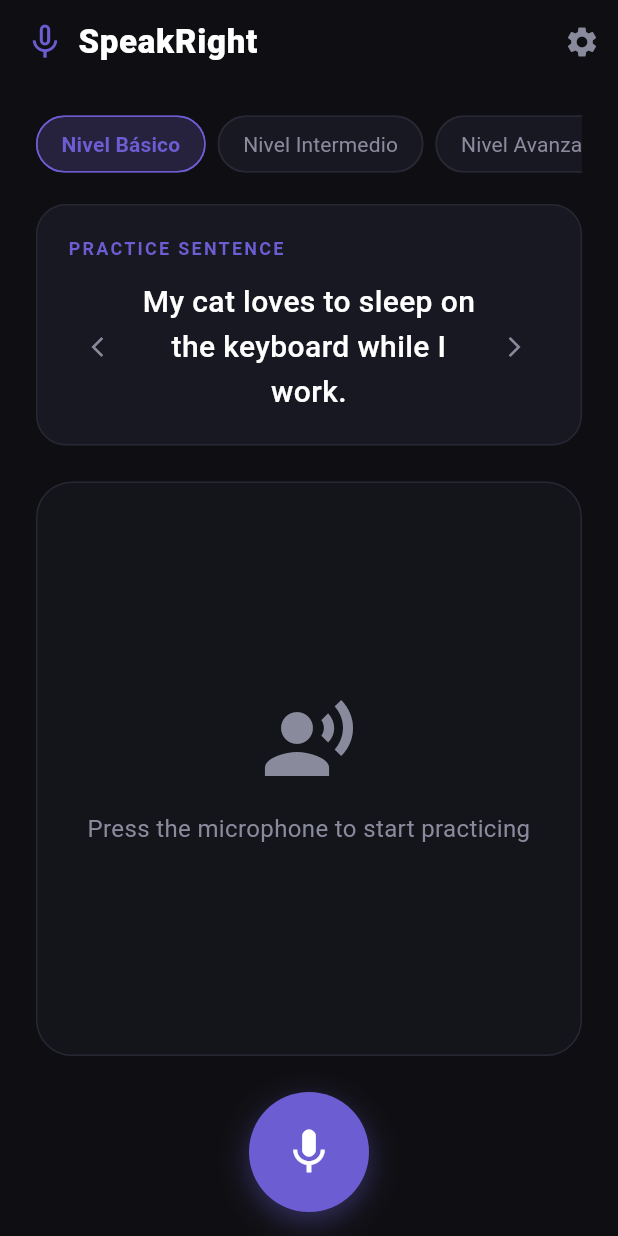
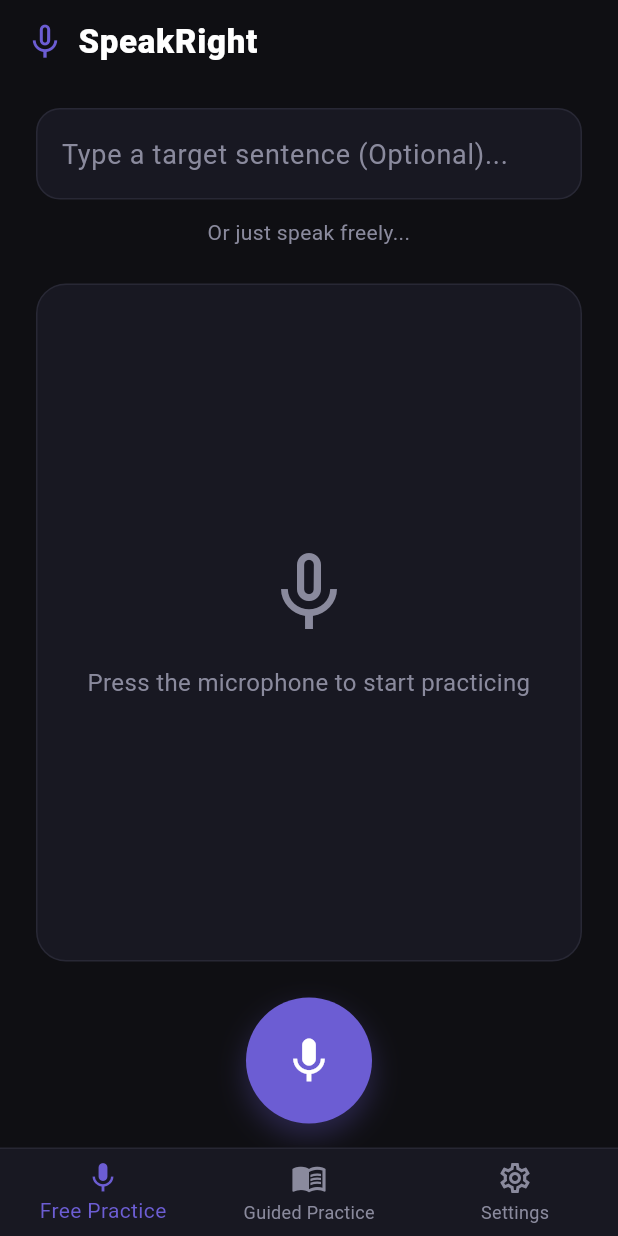
Before and after one commit to YaderPR/SpeakRight, a Flutter app: the screen it shows after launch, on a phone screen of 412 x 824 dp. Run offline on Flutter 3.47's test engine with Material 3 defaults, Android fonts, the phone set to English and light mode, and no system bars; our stand-ins replace dio, flutter_local_notifications, flutter_riverpod, get_it, shared_preferences, sqflite and 1 more; missing offline and left inert: record, sherpa_onnx; accounts and stored records are empty.

Commit message:
feat: implement free practice mode and connect STT engine

```diff
--- a/lib/l10n/app_en.arb
+++ b/lib/l10n/app_en.arb
@@ -58,5 +58,10 @@
     }
   },
   "errorMessage": "Error",
-  "evaluate": "Evaluate"
+  "evaluate": "Evaluate",
+  "freePractice": "Free Practice",
+  "guidedPractice": "Guided Practice",
+  "typePromptOptional": "Type a target sentence (Optional)...",
+  "noPromptHint": "Or just speak freely...",
+  "transcription": "Transcription"
 }
--- a/lib/l10n/app_es.arb
+++ b/lib/l10n/app_es.arb
@@ -58,5 +58,10 @@
     }
   },
   "errorMessage": "Error",
-  "evaluate": "Evaluar"
+  "evaluate": "Evaluar",
+  "freePractice": "Práctica Libre",
+  "guidedPractice": "Práctica Guiada",
+  "typePromptOptional": "Escribe una oración objetivo (Opcional)...",
+  "noPromptHint": "O simplemente habla libremente...",
+  "transcription": "Transcripción"
 }
--- a/lib/l10n/app_localizations.dart
+++ b/lib/l10n/app_localizations.dart
@@ -421,6 +421,36 @@
   /// In en, this message translates to:
   /// **'Evaluate'**
   String get evaluate;
+
+  /// No description provided for @freePractice.
+  ///
+  /// In en, this message translates to:
+  /// **'Free Practice'**
+  String get freePractice;
+
+  /// No description provided for @guidedPractice.
+  ///
+  /// In en, this message translates to:
+  /// **'Guided Practice'**
+  String get guidedPractice;
+
+  /// No description provided for @typePromptOptional.
+  ///
+  /// In en, this message translates to:
+  /// **'Type a target sentence (Optional)...'**
+  String get typePromptOptional;
+
+  /// No description provided for @noPromptHint.
+  ///
+  /// In en, this message translates to:
+  /// **'Or just speak freely...'**
+  String get noPromptHint;
+
+  /// No description provided for @transcription.
+  ///
+  /// In en, this message translates to:
+  /// **'Transcription'**
+  String get transcription;
 }
 
 class _AppLocalizationsDelegate
--- a/lib/l10n/app_localizations_en.dart
+++ b/lib/l10n/app_localizations_en.dart
@@ -175,4 +175,19 @@
 
   @override
   String get evaluate => 'Evaluate';
+
+  @override
+  String get freePractice => 'Free Practice';
+
+  @override
+  String get guidedPractice => 'Guided Practice';
+
+  @override
+  String get typePromptOptional => 'Type a target sentence (Optional)...';
+
+  @override
+  String get noPromptHint => 'Or just speak freely...';
+
+  @override
+  String get transcription => 'Transcription';
 }
--- a/lib/l10n/app_localizations_es.dart
+++ b/lib/l10n/app_localizations_es.dart
@@ -176,4 +176,19 @@
 
   @override
   String get evaluate => 'Evaluar';
+
+  @override
+  String get freePractice => 'Práctica Libre';
+
+  @override
+  String get guidedPractice => 'Práctica Guiada';
+
+  @override
+  String get typePromptOptional => 'Escribe una oración objetivo (Opcional)...';
+
+  @override
+  String get noPromptHint => 'O simplemente habla libremente...';
+
+  @override
+  String get transcription => 'Transcripción';
 }
--- a/lib/main.dart
+++ b/lib/main.dart
@@ -3,7 +3,7 @@
 import 'package:flutter_localizations/flutter_localizations.dart';
 import 'package:speak_right/l10n/app_localizations.dart';
 import 'package:speak_right/core/di/injection_container.dart' as di;
-import 'package:speak_right/presentation/practice/views/practice_screen.dart';
+import 'package:speak_right/presentation/main/views/main_screen.dart';
 import 'package:speak_right/presentation/settings/viewmodels/preferences_viewmodel.dart';
 
 void main() async {
@@ -41,7 +41,7 @@
         GlobalCupertinoLocalizations.delegate,
       ],
       supportedLocales: AppLocalizations.supportedLocales,
-      home: const PracticeScreen(),
+      home: const MainScreen(),
     );
   }
 }
--- /dev/null
+++ b/lib/presentation/main/views/main_screen.dart
@@ -0,0 +1,71 @@
+import 'package:flutter/material.dart';
+import 'package:flutter_riverpod/flutter_riverpod.dart';
+import 'package:speak_right/l10n/app_localizations.dart';
+import 'package:speak_right/presentation/practice/views/practice_screen.dart';
+import 'package:speak_right/presentation/practice/views/free_practice_screen.dart';
+import 'package:speak_right/presentation/settings/views/settings_screen.dart';
+
+final currentMainTabProvider = StateProvider<int>((ref) => 0);
+
+class MainScreen extends ConsumerWidget {
+  const MainScreen({super.key});
+
+  @override
+  Widget build(BuildContext context, WidgetRef ref) {
+    final l10n = AppLocalizations.of(context)!;
+    final currentIndex = ref.watch(currentMainTabProvider);
+
+    const bgDark = Color(0xFF0F0F13);
+    const surfaceDark = Color(0xFF181822);
+    const primaryAccent = Color(0xFF6C5DD3);
+    const textMuted = Color(0xFF8A8A9D);
+    const borderColor = Color(0xFF282835);
+
+    final screens = [
+      const FreePracticeScreen(),
+      const PracticeScreen(),
+      const SettingsScreen(),
+    ];
+
+    return Scaffold(
+      backgroundColor: bgDark,
+      body: IndexedStack(
+        index: currentIndex,
+        children: screens,
+      ),
+      bottomNavigationBar: Container(
+        decoration: const BoxDecoration(
+          border: Border(
+            top: BorderSide(color: borderColor, width: 1),
+          ),
+        ),
+        child: BottomNavigationBar(
+          backgroundColor: surfaceDark,
+          selectedItemColor: primaryAccent,
+          unselectedItemColor: textMuted,
+          currentIndex: currentIndex,
+          onTap: (index) {
+            ref.read(currentMainTabProvider.notifier).state = index;
+          },
+          items: [
+            BottomNavigationBarItem(
+              icon: const Icon(Icons.mic_none),
+              activeIcon: const Icon(Icons.mic),
+              label: l10n.freePractice,
+            ),
+            BottomNavigationBarItem(
+              icon: const Icon(Icons.menu_book_outlined),
+              activeIcon: const Icon(Icons.menu_book),
+              label: l10n.guidedPractice,
+            ),
+            BottomNavigationBarItem(
+              icon: const Icon(Icons.settings_outlined),
+              activeIcon: const Icon(Icons.settings),
+              label: l10n.settings,
+            ),
+          ],
+        ),
+      ),
+    );
+  }
+}
--- a/lib/presentation/practice/viewmodels/practice_providers.dart
+++ b/lib/presentation/practice/viewmodels/practice_providers.dart
@@ -1,6 +1,7 @@
 import 'package:flutter_riverpod/flutter_riverpod.dart';
 import 'package:speak_right/core/di/injection_container.dart';
 import 'package:speak_right/domain/usecases/evaluate_pronunciation_usecase.dart';
+import 'package:speak_right/domain/repositories/stt_repository.dart';
 import 'package:speak_right/presentation/practice/state/practice_state.dart';
 import 'package:speak_right/presentation/practice/viewmodels/practice_viewmodel.dart';
 import 'package:speak_right/presentation/practice/viewmodels/practice_text_notifier.dart';
@@ -15,8 +16,11 @@
   return textState.currentText;
 });
 
+final freePracticeTextProvider = StateProvider<String>((ref) => '');
+
 final practiceViewModelProvider =
     StateNotifierProvider<PracticeViewModel, PracticeState>((ref) {
   final evaluateUseCase = sl<EvaluatePronunciationUseCase>();
-  return PracticeViewModel(evaluateUseCase);
+  final sttRepository = sl<STTRepository>();
+  return PracticeViewModel(evaluateUseCase, sttRepository);
 });
--- a/lib/presentation/practice/viewmodels/practice_viewmodel.dart
+++ b/lib/presentation/practice/viewmodels/practice_viewmodel.dart
@@ -1,28 +1,65 @@
+import 'dart:async';
 import 'package:flutter_riverpod/flutter_riverpod.dart';
 import 'package:speak_right/core/usecases/usecase.dart';
+import 'package:speak_right/domain/repositories/stt_repository.dart';
 import 'package:speak_right/domain/usecases/evaluate_pronunciation_usecase.dart';
 import 'package:speak_right/domain/entities/transcription_result.dart';
 import 'package:speak_right/presentation/practice/state/practice_state.dart';
 
 class PracticeViewModel extends StateNotifier<PracticeState> {
   final EvaluatePronunciationUseCase _evaluateUseCase;
+  final STTRepository _sttRepository;
+  StreamSubscription<String>? _sttSubscription;
 
-  PracticeViewModel(this._evaluateUseCase) : super(const PracticeInitial());
+  PracticeViewModel(this._evaluateUseCase, this._sttRepository) : super(const PracticeInitial());
 
   Future<void> startPractice() async {
     state = const PracticeListening('');
+
+    final initResult = await _sttRepository.initialize();
+    if (initResult is Error) {
+      state = PracticeError(initResult.failure.message);
+      return;
+    }
+
+    final startResult = await _sttRepository.startListening();
+    if (startResult is Error) {
+      state = PracticeError(startResult.failure.message);
+      return;
+    }
+
+    _sttSubscription?.cancel();
+    _sttSubscription = _sttRepository.transcriptionStream.listen((partialText) {
+      if (state is PracticeListening) {
+        state = PracticeListening(partialText);
+      }
+    }, onError: (err) {
+      state = PracticeError(err.toString());
+    });
   }
 
   Future<void> submitSpeech(String referenceText) async {
+    String finalTranscribedText = '';
+    if (state is PracticeListening) {
+      finalTranscribedText = (state as PracticeListening).partialText;
+    }
+
     state = const PracticeProcessing();
 
-    // Since STT is currently mocked, we simulate the user's transcription input.
-    // In the real implementation, this will be passed from the captured STT stream.
-    final simulatedTranscribedText = referenceText;
+    await _sttRepository.stopListening();
+    _sttSubscription?.cancel();
+
+    // If there's no reference text, evaluate the transcribed text against itself
+    final textToEvaluate = referenceText.trim().isEmpty ? finalTranscribedText : referenceText;
+
+    if (textToEvaluate.trim().isEmpty) {
+        state = const PracticeError("No speech detected.");
+        return;
+    }
 
     final result = await _evaluateUseCase(EvaluatePronunciationParams(
-      referenceText: referenceText,
-      transcribedText: simulatedTranscribedText,
+      referenceText: textToEvaluate,
+      transcribedText: finalTranscribedText,
     ));
 
     if (result is Success<TranscriptionResult>) {
@@ -35,4 +72,11 @@
   void reset() {
     state = const PracticeInitial();
   }
+
+  @override
+  void dispose() {
+    _sttSubscription?.cancel();
+    _sttRepository.stopListening();
+    super.dispose();
+  }
 }
--- /dev/null
+++ b/lib/presentation/practice/views/free_practice_screen.dart
@@ -0,0 +1,369 @@
+import 'package:flutter/material.dart';
+import 'package:flutter_riverpod/flutter_riverpod.dart';
+import 'package:speak_right/l10n/app_localizations.dart';
+import 'package:speak_right/presentation/practice/state/practice_state.dart';
+import 'package:speak_right/presentation/practice/viewmodels/practice_providers.dart';
+
+class FreePracticeScreen extends ConsumerWidget {
+  const FreePracticeScreen({super.key});
+
+  @override
+  Widget build(BuildContext context, WidgetRef ref) {
+    final l10n = AppLocalizations.of(context)!;
+    final state = ref.watch(practiceViewModelProvider);
+    final viewModel = ref.read(practiceViewModelProvider.notifier);
+    final inputText = ref.watch(freePracticeTextProvider);
+
+    const bgDark = Color(0xFF0F0F13);
+    const surfaceDark = Color(0xFF181822);
+    const borderColor = Color(0xFF282835);
+    const primaryAccent = Color(0xFF6C5DD3);
+    const successColor = Color(0xFF2ED47A);
+    const errorColor = Color(0xFFFF5B5C);
+    const textMuted = Color(0xFF8A8A9D);
+
+    return Scaffold(
+      backgroundColor: bgDark,
+      appBar: AppBar(
+        backgroundColor: Colors.transparent,
+        elevation: 0,
+        title: Row(
+          children: [
+            const Icon(Icons.mic_none, color: primaryAccent, size: 28),
+            const SizedBox(width: 8),
+            Text(
+              l10n.appName,
+              style: const TextStyle(
+                color: Colors.white,
+                fontWeight: FontWeight.w800,
+                letterSpacing: 0.5,
+              ),
+            ),
+          ],
+        ),
+      ),
+      body: SafeArea(
+        child: Padding(
+          padding: const EdgeInsets.symmetric(horizontal: 24.0, vertical: 16.0),
+          child: Column(
+            crossAxisAlignment: CrossAxisAlignment.stretch,
+            children: [
+              // Visual Prompt Input
+              Container(
+                decoration: BoxDecoration(
+                  color: surfaceDark,
+                  borderRadius: BorderRadius.circular(16),
+                  border: Border.all(color: borderColor),
+                ),
+                child: TextField(
+                  maxLines: 3,
+                  minLines: 1,
+                  style: const TextStyle(color: Colors.white, fontSize: 18),
+                  decoration: InputDecoration(
+                    hintText: l10n.typePromptOptional,
+                    hintStyle: const TextStyle(color: textMuted),
+                    border: InputBorder.none,
+                    contentPadding: const EdgeInsets.all(16),
+                  ),
+                  onChanged: (val) {
+                    ref.read(freePracticeTextProvider.notifier).state = val;
+                  },
+                ),
+              ),
+              const SizedBox(height: 12),
+              Text(
+                l10n.noPromptHint,
+                style: const TextStyle(color: textMuted, fontSize: 14),
+                textAlign: TextAlign.center,
+              ),
+              const SizedBox(height: 24),
+
+              // Feedback / Transcription Area
+              Expanded(
+                child: Container(
+                  padding: const EdgeInsets.all(20),
+                  decoration: BoxDecoration(
+                    color: surfaceDark,
+                    borderRadius: BorderRadius.circular(20),
+                    border: Border.all(color: borderColor),
+                  ),
+                  child: Center(
+                    child: _buildFeedbackContent(state, successColor, errorColor, textMuted, primaryAccent, l10n),
+                  ),
+                ),
+              ),
+              const SizedBox(height: 24),
+
+              // Microphone Button
+              _buildControlBar(state, viewModel, inputText, bgDark, surfaceDark, borderColor, primaryAccent, errorColor, successColor, l10n),
+            ],
+          ),
+        ),
+      ),
+    );
+  }
+
+  Widget _buildFeedbackContent(
+    PracticeState state,
+    Color successColor,
+    Color errorColor,
+    Color textMuted,
+    Color primaryAccent,
+    AppLocalizations l10n,
+  ) {
+    if (state is PracticeInitial) {
+      return Column(
+        mainAxisAlignment: MainAxisAlignment.center,
+        children: [
+          Icon(Icons.mic_none, color: textMuted, size: 64),
+          const SizedBox(height: 16),
+          Text(
+            l10n.startPracticeMessage,
+            style: TextStyle(color: textMuted, fontSize: 16),
+            textAlign: TextAlign.center,
+          ),
+        ],
+      );
+    }
+
+    if (state is PracticeListening) {
+      return Column(
+        mainAxisAlignment: MainAxisAlignment.center,
+        children: [
+          // Simulated sound wave / pulse
+          Row(
+            mainAxisAlignment: MainAxisAlignment.center,
+            children: [
+              for (int i = 0; i < 5; i++)
+                Container(
+                  margin: const EdgeInsets.symmetric(horizontal: 4),
+                  width: 8,
+                  height: 20.0 + (i % 3) * 10,
+                  decoration: BoxDecoration(
+                    color: primaryAccent,
+                    borderRadius: BorderRadius.circular(4),
+                  ),
+                ),
+            ],
+          ),
+          const SizedBox(height: 24),
+          Text(
+            l10n.practiceMode,
+            style: const TextStyle(color: Colors.white, fontSize: 20, fontWeight: FontWeight.bold),
+          ),
+          const SizedBox(height: 8),
+          Text(
+            // Show real-time transcription if available, otherwise generic message
+            state.partialText.isNotEmpty ? state.partialText : l10n.speakClearlyMessage,
+            style: TextStyle(color: state.partialText.isNotEmpty ? Colors.white : textMuted, fontSize: 16),
+            textAlign: TextAlign.center,
+          ),
+        ],
+      );
+    }
+
+    if (state is PracticeProcessing) {
+      return Column(
+        mainAxisAlignment: MainAxisAlignment.center,
+        children: [
+          const CircularProgressIndicator(
+            valueColor: AlwaysStoppedAnimation<Color>(primaryAccent),
+            strokeWidth: 3,
+          ),
+          const SizedBox(height: 24),
+          Text(
+            l10n.evaluatingMessage,
+            style: const TextStyle(color: Colors.white, fontSize: 18),
+          ),
+        ],
+      );
+    }
+
+    if (state is PracticeSuccess) {
+      // Free Practice Success View (shows the exact transcription and IPA words)
+      return SingleChildScrollView(
+        child: Column(
+          crossAxisAlignment: CrossAxisAlignment.stretch,
+          children: [
+            Text(
+              l10n.transcription,
+              style: const TextStyle(
+                color: primaryAccent,
+                fontSize: 12,
+                fontWeight: FontWeight.bold,
+                letterSpacing: 1.5,
+              ),
+            ),
+            const SizedBox(height: 16),
+            Wrap(
+              spacing: 8.0,
+              runSpacing: 12.0,
+              children: state.result.wordMatches.map((match) {
+                return Column(
+                  mainAxisSize: MainAxisSize.min,
+                  children: [
+                    Text(
+                      match.ipaPronunciation ?? '',
+                      style: TextStyle(
+                        color: textMuted,
+                        fontSize: 12,
+                        fontStyle: FontStyle.italic,
+                      ),
+                    ),
+                    const SizedBox(height: 4),
+                    Container(
+                      padding: const EdgeInsets.symmetric(horizontal: 8, vertical: 4),
+                      decoration: BoxDecoration(
+                        color: match.isCorrect
+                            ? successColor.withOpacity(0.1)
+                            : errorColor.withOpacity(0.1),
+                        borderRadius: BorderRadius.circular(6),
+                      ),
+                      child: Text(
+                        match.word,
+                        style: TextStyle(
+                          color: match.isCorrect ? successColor : errorColor,
+                          fontSize: 20,
+                          fontWeight: FontWeight.w600,
+                        ),
+                      ),
+                    ),
+                  ],
+                );
+              }).toList(),
+            ),
+            const SizedBox(height: 32),
+            Container(
+              padding: const EdgeInsets.all(16),
+              decoration: BoxDecoration(
+                color: bgDark,
+                borderRadius: BorderRadius.circular(12),
+              ),
+              child: Column(
+                children: [
+                  Text(
+                    state.result.accuracyScore >= 80 ? l10n.greatPronunciation : l10n.keepPracticing,
+                    style: const TextStyle(
+                      color: Colors.white,
+                      fontSize: 18,
+                      fontWeight: FontWeight.bold,
+                    ),
+                  ),
+                  const SizedBox(height: 4),
+                  Text(
+                    l10n.scoreDetail(
+                      state.result.wordMatches.where((w) => w.isCorrect).length,
+                      state.result.wordMatches.length,
+                    ),
+                    style: TextStyle(color: textMuted, fontSize: 14),
+                    textAlign: TextAlign.center,
+                  ),
+                ],
+              ),
+            ),
+          ],
+        ),
+      );
+    }
+
+    if (state is PracticeError) {
+      return Column(
+        mainAxisAlignment: MainAxisAlignment.center,
+        children: [
+          Icon(Icons.error_outline, color: errorColor, size: 64),
+          const SizedBox(height: 16),
+          Text(
+            '${l10n.errorMessage}: ${state.errorMessage}',
+            style: TextStyle(color: errorColor, fontSize: 16),
+            textAlign: TextAlign.center,
+          ),
+        ],
+      );
+    }
+
+    return const SizedBox.shrink();
+  }
+
+  Widget _buildControlBar(
+    PracticeState state,
+    dynamic viewModel,
+    String inputText,
+    Color bgDark,
+    Color surfaceDark,
+    Color borderColor,
+    Color primaryAccent,
+    Color errorColor,
+    Color successColor,
+    AppLocalizations l10n,
+  ) {
+    if (state is PracticeListening) {
+      return Row(
+        mainAxisAlignment: MainAxisAlignment.center,
+        children: [
+          GestureDetector(
+            onTap: () {
+              viewModel.submitSpeech(inputText);
+            },
+            child: Container(
+              padding: const EdgeInsets.symmetric(horizontal: 32, vertical: 16),
+              decoration: BoxDecoration(
+                color: errorColor,
+                borderRadius: BorderRadius.circular(30),
+                boxShadow: [
+                  BoxShadow(
+                    color: errorColor.withOpacity(0.3),
+                    blurRadius: 12,
+                    offset: const Offset(0, 4),
+                  ),
+                ],
+              ),
+              child: Row(
+                children: [
+                  const Icon(Icons.stop, color: Colors.white),
+                  const SizedBox(width: 8),
+                  Text(
+                    l10n.evaluate,
+                    style: const TextStyle(
+                      color: Colors.white,
+                      fontWeight: FontWeight.bold,
+                      fontSize: 16,
+                    ),
+                  ),
+                ],
+              ),
+            ),
+          ),
+        ],
+      );
+    } else {
+      return Row(
+        mainAxisAlignment: MainAxisAlignment.center,
+        children: [
+          GestureDetector(
+            onTap: () {
+              if (state is PracticeSuccess || state is PracticeError) {
+                viewModel.reset();
+              }
+              viewModel.startPractice();
+            },
+            child: Container(
+              padding: const EdgeInsets.all(24),
+              decoration: BoxDecoration(
+                color: primaryAccent,
+                shape: BoxShape.circle,
+                boxShadow: [
+                  BoxShadow(
+                    color: primaryAccent.withOpacity(0.3),
+                    blurRadius: 16,
+                    offset: const Offset(0, 8),
+                  ),
+                ],
+              ),
+              child: const Icon(Icons.mic, color: Colors.white, size: 36),
+            ),
+          ),
+        ],
+      );
+    }
+  }
+}
--- a/lib/presentation/settings/views/speech_models_screen.dart
+++ b/lib/presentation/settings/views/speech_models_screen.dart
@@ -2,7 +2,6 @@
 import 'package:flutter_riverpod/flutter_riverpod.dart';
 import 'package:speak_right/l10n/app_localizations.dart';
 import 'package:speak_right/domain/entities/stt_model_package.dart';
-import 'package:speak_right/presentation/settings/viewmodels/preferences_viewmodel.dart';
 import 'package:speak_right/presentation/settings/viewmodels/settings_providers.dart';
 import 'package:speak_right/presentation/settings/viewmodels/settings_viewmodel.dart';
 
```
